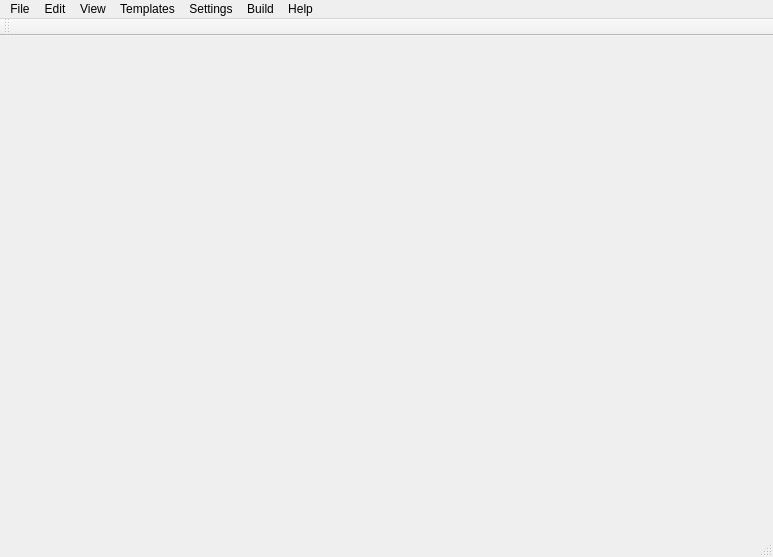
Old version of the form trunc/src/kuzya.ui in the repository PLLUG/kuzya.
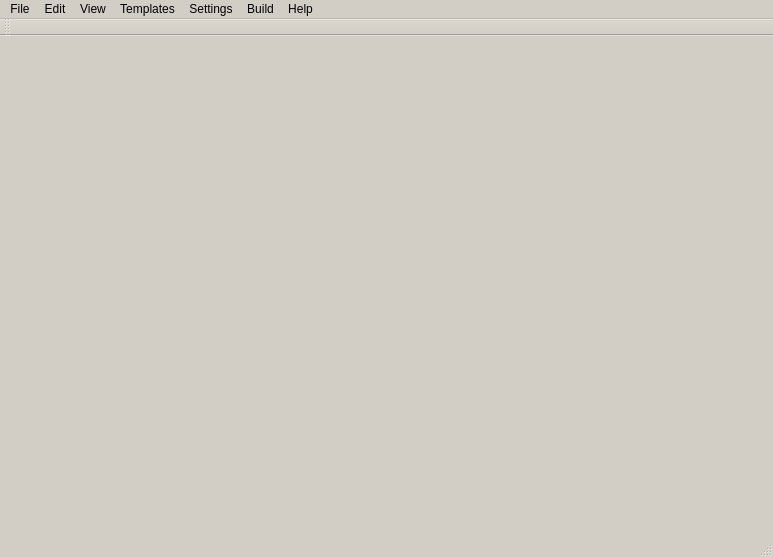
New version of the form. Icons and pictures are not drawn.

```diff
--- a/trunc/src/kuzya.ui
+++ b/trunc/src/kuzya.ui
@@ -16,6 +16,421 @@
     <height>0</height>
    </size>
   </property>
+  <property name="palette">
+   <palette>
+    <active>
+     <colorrole role="WindowText">
+      <brush brushstyle="SolidPattern">
+       <color alpha="255">
+        <red>0</red>
+        <green>0</green>
+        <blue>0</blue>
+       </color>
+      </brush>
+     </colorrole>
+     <colorrole role="Button">
+      <brush brushstyle="SolidPattern">
+       <color alpha="255">
+        <red>211</red>
+        <green>206</green>
+        <blue>197</blue>
+       </color>
+      </brush>
+     </colorrole>
+     <colorrole role="Light">
+      <brush brushstyle="SolidPattern">
+       <color alpha="255">
+        <red>255</red>
+        <green>255</green>
+        <blue>255</blue>
+       </color>
+      </brush>
+     </colorrole>
+     <colorrole role="Midlight">
+      <brush brushstyle="SolidPattern">
+       <color alpha="255">
+        <red>233</red>
+        <green>230</green>
+        <blue>226</blue>
+       </color>
+      </brush>
+     </colorrole>
+     <colorrole role="Dark">
+      <brush brushstyle="SolidPattern">
+       <color alpha="255">
+        <red>105</red>
+        <green>103</green>
+        <blue>98</blue>
+       </color>
+      </brush>
+     </colorrole>
+     <colorrole role="Mid">
+      <brush brushstyle="SolidPattern">
+       <color alpha="255">
+        <red>141</red>
+        <green>137</green>
+        <blue>131</blue>
+       </color>
+      </brush>
+     </colorrole>
+     <colorrole role="Text">
+      <brush brushstyle="SolidPattern">
+       <color alpha="255">
+        <red>0</red>
+        <green>0</green>
+        <blue>0</blue>
+       </color>
+      </brush>
+     </colorrole>
+     <colorrole role="BrightText">
+      <brush brushstyle="SolidPattern">
+       <color alpha="255">
+        <red>255</red>
+        <green>255</green>
+        <blue>255</blue>
+       </color>
+      </brush>
+     </colorrole>
+     <colorrole role="ButtonText">
+      <brush brushstyle="SolidPattern">
+       <color alpha="255">
+        <red>0</red>
+        <green>0</green>
+        <blue>0</blue>
+       </color>
+      </brush>
+     </colorrole>
+     <colorrole role="Base">
+      <brush brushstyle="SolidPattern">
+       <color alpha="255">
+        <red>255</red>
+        <green>255</green>
+        <blue>255</blue>
+       </color>
+      </brush>
+     </colorrole>
+     <colorrole role="Window">
+      <brush brushstyle="SolidPattern">
+       <color alpha="255">
+        <red>211</red>
+        <green>206</green>
+        <blue>197</blue>
+       </color>
+      </brush>
+     </colorrole>
+     <colorrole role="Shadow">
+      <brush brushstyle="SolidPattern">
+       <color alpha="255">
+        <red>0</red>
+        <green>0</green>
+        <blue>0</blue>
+       </color>
+      </brush>
+     </colorrole>
+     <colorrole role="AlternateBase">
+      <brush brushstyle="SolidPattern">
+       <color alpha="255">
+        <red>233</red>
+        <green>230</green>
+        <blue>226</blue>
+       </color>
+      </brush>
+     </colorrole>
+     <colorrole role="ToolTipBase">
+      <brush brushstyle="SolidPattern">
+       <color alpha="255">
+        <red>255</red>
+        <green>255</green>
+        <blue>220</blue>
+       </color>
+      </brush>
+     </colorrole>
+     <colorrole role="ToolTipText">
+      <brush brushstyle="SolidPattern">
+       <color alpha="255">
+        <red>0</red>
+        <green>0</green>
+        <blue>0</blue>
+       </color>
+      </brush>
+     </colorrole>
+    </active>
+    <inactive>
+     <colorrole role="WindowText">
+      <brush brushstyle="SolidPattern">
+       <color alpha="255">
+        <red>0</red>
+        <green>0</green>
+        <blue>0</blue>
+       </color>
+      </brush>
+     </colorrole>
+     <colorrole role="Button">
+      <brush brushstyle="SolidPattern">
+       <color alpha="255">
+        <red>211</red>
+        <green>206</green>
+        <blue>197</blue>
+       </color>
+      </brush>
+     </colorrole>
+     <colorrole role="Light">
+      <brush brushstyle="SolidPattern">
+       <color alpha="255">
+        <red>255</red>
+        <green>255</green>
+        <blue>255</blue>
+       </color>
+      </brush>
+     </colorrole>
+     <colorrole role="Midlight">
+      <brush brushstyle="SolidPattern">
+       <color alpha="255">
+        <red>233</red>
+        <green>230</green>
+        <blue>226</blue>
+       </color>
+      </brush>
+     </colorrole>
+     <colorrole role="Dark">
+      <brush brushstyle="SolidPattern">
+       <color alpha="255">
+        <red>105</red>
+        <green>103</green>
+        <blue>98</blue>
+       </color>
+      </brush>
+     </colorrole>
+     <colorrole role="Mid">
+      <brush brushstyle="SolidPattern">
+       <color alpha="255">
+        <red>141</red>
+        <green>137</green>
+        <blue>131</blue>
+       </color>
+      </brush>
+     </colorrole>
+     <colorrole role="Text">
+      <brush brushstyle="SolidPattern">
+       <color alpha="255">
+        <red>0</red>
+        <green>0</green>
+        <blue>0</blue>
+       </color>
+      </brush>
+     </colorrole>
+     <colorrole role="BrightText">
+      <brush brushstyle="SolidPattern">
+       <color alpha="255">
+        <red>255</red>
+        <green>255</green>
+        <blue>255</blue>
+       </color>
+      </brush>
+     </colorrole>
+     <colorrole role="ButtonText">
+      <brush brushstyle="SolidPattern">
+       <color alpha="255">
+        <red>0</red>
+        <green>0</green>
+        <blue>0</blue>
+       </color>
+      </brush>
+     </colorrole>
+     <colorrole role="Base">
+      <brush brushstyle="SolidPattern">
+       <color alpha="255">
+        <red>255</red>
+        <green>255</green>
+        <blue>255</blue>
+       </color>
+      </brush>
+     </colorrole>
+     <colorrole role="Window">
+      <brush brushstyle="SolidPattern">
+       <color alpha="255">
+        <red>211</red>
+        <green>206</green>
+        <blue>197</blue>
+       </color>
+      </brush>
+     </colorrole>
+     <colorrole role="Shadow">
+      <brush brushstyle="SolidPattern">
+       <color alpha="255">
+        <red>0</red>
+        <green>0</green>
+        <blue>0</blue>
+       </color>
+      </brush>
+     </colorrole>
+     <colorrole role="AlternateBase">
+      <brush brushstyle="SolidPattern">
+       <color alpha="255">
+        <red>233</red>
+        <green>230</green>
+        <blue>226</blue>
+       </color>
+      </brush>
+     </colorrole>
+     <colorrole role="ToolTipBase">
+      <brush brushstyle="SolidPattern">
+       <color alpha="255">
+        <red>255</red>
+        <green>255</green>
+        <blue>220</blue>
+       </color>
+      </brush>
+     </colorrole>
+     <colorrole role="ToolTipText">
+      <brush brushstyle="SolidPattern">
+       <color alpha="255">
+        <red>0</red>
+        <green>0</green>
+        <blue>0</blue>
+       </color>
+      </brush>
+     </colorrole>
+    </inactive>
+    <disabled>
+     <colorrole role="WindowText">
+      <brush brushstyle="SolidPattern">
+       <color alpha="255">
+        <red>105</red>
+        <green>103</green>
+        <blue>98</blue>
+       </color>
+      </brush>
+     </colorrole>
+     <colorrole role="Button">
+      <brush brushstyle="SolidPattern">
+       <color alpha="255">
+        <red>211</red>
+        <green>206</green>
+        <blue>197</blue>
+       </color>
+      </brush>
+     </colorrole>
+     <colorrole role="Light">
+      <brush brushstyle="SolidPattern">
+       <color alpha="255">
+        <red>255</red>
+        <green>255</green>
+        <blue>255</blue>
+       </color>
+      </brush>
+     </colorrole>
+     <colorrole role="Midlight">
+      <brush brushstyle="SolidPattern">
+       <color alpha="255">
+        <red>233</red>
+        <green>230</green>
+        <blue>226</blue>
+       </color>
+      </brush>
+     </colorrole>
+     <colorrole role="Dark">
+      <brush brushstyle="SolidPattern">
+       <color alpha="255">
+        <red>105</red>
+        <green>103</green>
+        <blue>98</blue>
+       </color>
+      </brush>
+     </colorrole>
+     <colorrole role="Mid">
+      <brush brushstyle="SolidPattern">
+       <color alpha="255">
+        <red>141</red>
+        <green>137</green>
+        <blue>131</blue>
+       </color>
+      </brush>
+     </colorrole>
+     <colorrole role="Text">
+      <brush brushstyle="SolidPattern">
+       <color alpha="255">
+        <red>105</red>
+        <green>103</green>
+        <blue>98</blue>
+       </color>
+      </brush>
+     </colorrole>
+     <colorrole role="BrightText">
+      <brush brushstyle="SolidPattern">
+       <color alpha="255">
+        <red>255</red>
+        <green>255</green>
+        <blue>255</blue>
+       </color>
+      </brush>
+     </colorrole>
+     <colorrole role="ButtonText">
+      <brush brushstyle="SolidPattern">
+       <color alpha="255">
+        <red>105</red>
+        <green>103</green>
+        <blue>98</blue>
+       </color>
+      </brush>
+     </colorrole>
+     <colorrole role="Base">
+      <brush brushstyle="SolidPattern">
+       <color alpha="255">
+        <red>211</red>
+        <green>206</green>
+        <blue>197</blue>
+       </color>
+      </brush>
+     </colorrole>
+     <colorrole role="Window">
+      <brush brushstyle="SolidPattern">
+       <color alpha="255">
+        <red>211</red>
+        <green>206</green>
+        <blue>197</blue>
+       </color>
+      </brush>
+     </colorrole>
+     <colorrole role="Shadow">
+      <brush brushstyle="SolidPattern">
+       <color alpha="255">
+        <red>0</red>
+        <green>0</green>
+        <blue>0</blue>
+       </color>
+      </brush>
+     </colorrole>
+     <colorrole role="AlternateBase">
+      <brush brushstyle="SolidPattern">
+       <color alpha="255">
+        <red>211</red>
+        <green>206</green>
+        <blue>197</blue>
+       </color>
+      </brush>
+     </colorrole>
+     <colorrole role="ToolTipBase">
+      <brush brushstyle="SolidPattern">
+       <color alpha="255">
+        <red>255</red>
+        <green>255</green>
+        <blue>220</blue>
+       </color>
+      </brush>
+     </colorrole>
+     <colorrole role="ToolTipText">
+      <brush brushstyle="SolidPattern">
+       <color alpha="255">
+        <red>0</red>
+        <green>0</green>
+        <blue>0</blue>
+       </color>
+      </brush>
+     </colorrole>
+    </disabled>
+   </palette>
+  </property>
   <property name="windowTitle">
    <string>MainWindow</string>
   </property>
```
Left out of the diff: 4 changed lines with no effect on the pictures.
